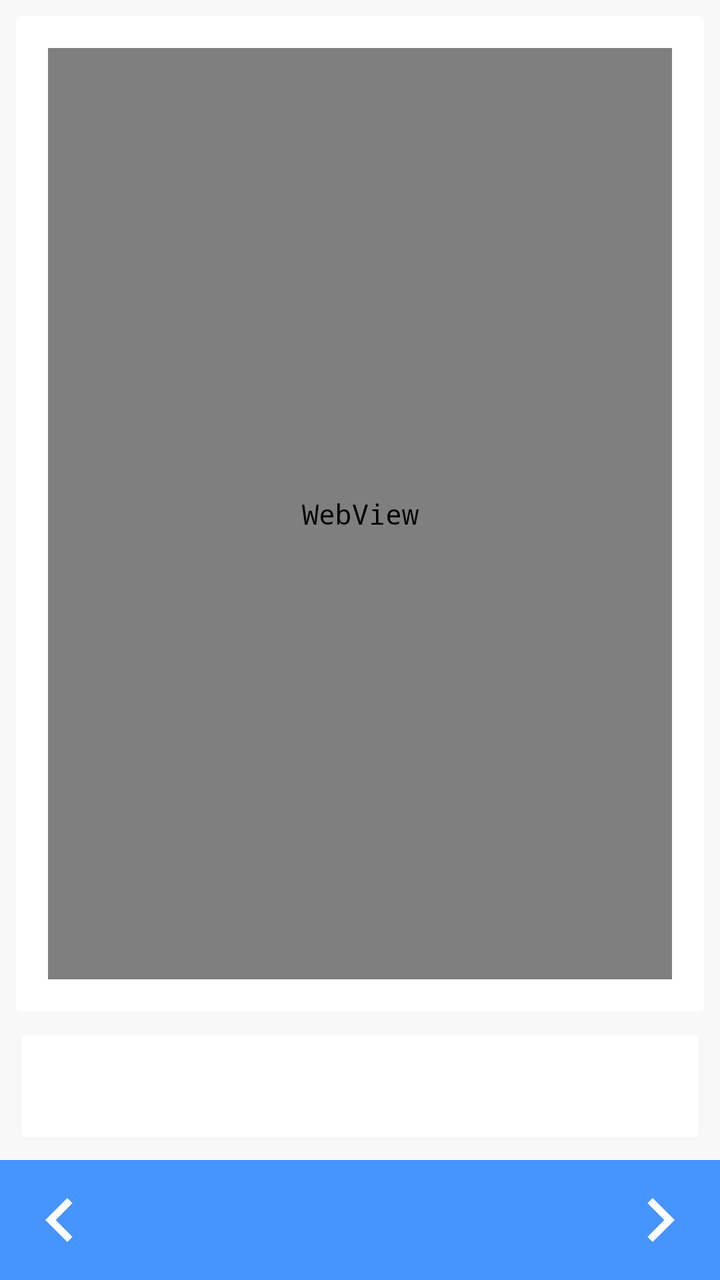
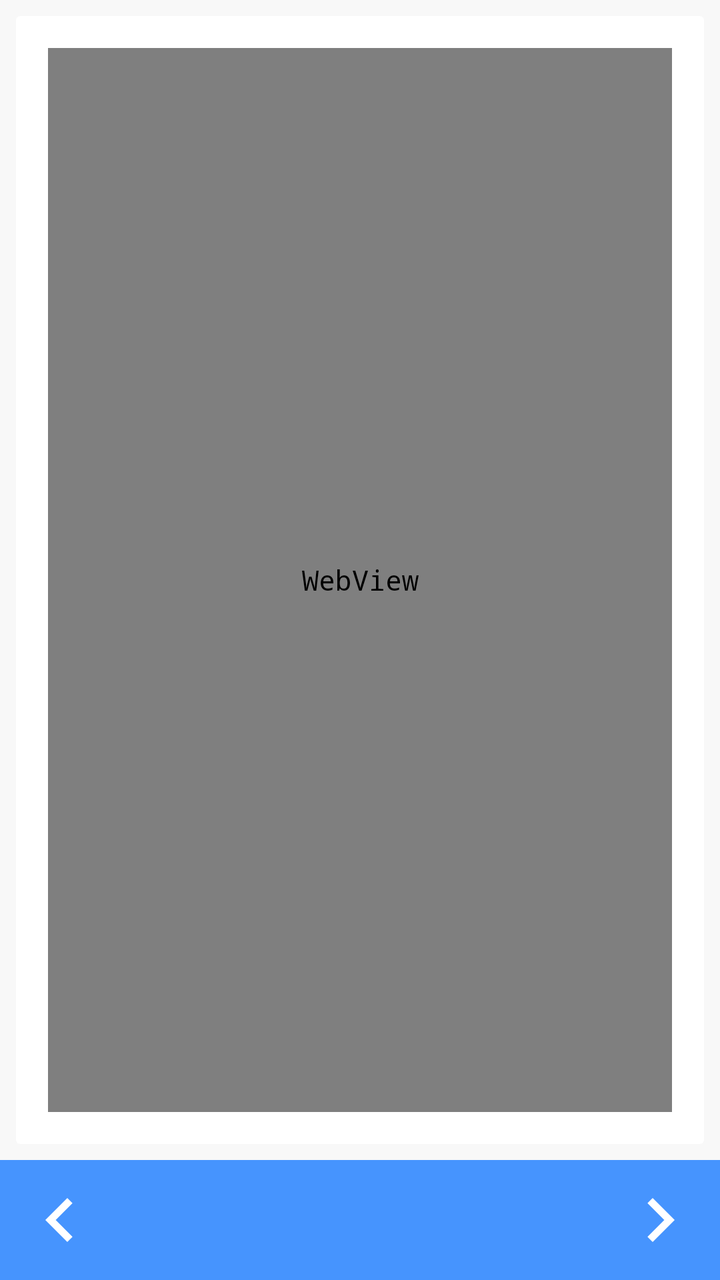

Two renders of the same Android screen: before a commit and after it. Below are the layout's source before the change and the commit's diff.
<!-- AndroidManifest.xml: application theme AppTheme -->
<!-- res/layout/content_text_viewer.xml -->
<?xml version="1.0" encoding="utf-8"?>
<android.support.constraint.ConstraintLayout
    xmlns:android="http://schemas.android.com/apk/res/android"
    xmlns:app="http://schemas.android.com/apk/res-auto"
    xmlns:tools="http://schemas.android.com/tools"
    xmlns:card_view="http://schemas.android.com/apk/res-auto"
    android:layout_width="match_parent"
    android:layout_height="match_parent"
    app:layout_behavior="@string/appbar_scrolling_view_behavior"
    tools:context="org.masaha.rejalalhadith.ui.viewer.TextViewer"
    android:background="@color/grey"
    tools:showIn="@layout/activity_text_viewer"
    >

    <android.support.v7.widget.CardView
        android:layout_width="match_parent"
        android:layout_height="0dp"
        android:layout_margin="8dp"
        android:layout_marginTop="8dp"
        app:layout_constraintBottom_toTopOf="@+id/cardView"
        app:layout_constraintTop_toTopOf="parent"
        card_view:cardElevation="0dp"
        card_view:contentPadding="16dp"
        >

        <WebView
            android:id="@+id/content"
            android:layout_width="match_parent"
            android:layout_height="match_parent"
            />

    </android.support.v7.widget.CardView>

    <android.support.v7.widget.CardView
        android:id="@+id/cardView"
        android:layout_width="match_parent"
        android:layout_height="wrap_content"
        android:layout_margin="8dp"
        app:layout_constraintBottom_toTopOf="@+id/constraintLayout"
        card_view:cardElevation="0dp"
        card_view:cardUseCompatPadding="true"
        card_view:contentPadding="16dp"
        >

        <TextView
            android:id="@+id/name"
            android:layout_width="match_parent"
            android:layout_height="wrap_content"
            android:gravity="start"
            />

    </android.support.v7.widget.CardView>

    <android.support.constraint.ConstraintLayout
        android:id="@+id/constraintLayout"
        android:layout_width="match_parent"
        android:layout_height="wrap_content"
        android:background="@color/colorPrimary"
        android:padding="8dp"
        app:layout_constraintBottom_toBottomOf="parent"
        >

        <ImageButton
            android:id="@+id/nextItem"
            android:layout_width="wrap_content"
            android:layout_height="wrap_content"
            android:background="@null"
            android:src="@drawable/ic_next"
            app:layout_constraintEnd_toEndOf="parent"
            />

        <ImageButton
            android:id="@+id/prevItem"
            android:layout_width="wrap_content"
            android:layout_height="wrap_content"
            android:background="@null"
            android:src="@drawable/ic_back"
            app:layout_constraintStart_toStartOf="parent"
            />
    </android.support.constraint.ConstraintLayout>

</android.support.constraint.ConstraintLayout>
<!-- res/layout/activity_text_viewer.xml (included above) -->
<?xml version="1.0" encoding="utf-8"?>
<android.support.design.widget.CoordinatorLayout
    xmlns:android="http://schemas.android.com/apk/res/android"
    xmlns:app="http://schemas.android.com/apk/res-auto"
    xmlns:tools="http://schemas.android.com/tools"
    android:layout_width="match_parent"
    android:layout_height="match_parent"
    tools:context="org.masaha.rejalalhadith.ui.viewer.TextViewer"
    android:fitsSystemWindows="true"
    >

    <android.support.design.widget.AppBarLayout
        android:layout_width="match_parent"
        android:layout_height="wrap_content"
        android:theme="@style/AppTheme.AppBarOverlay"
        >

        <android.support.v7.widget.Toolbar
            android:id="@+id/toolbar"
            android:layout_width="match_parent"
            android:layout_height="?attr/actionBarSize"
            android:background="?attr/colorPrimary"
            app:popupTheme="@style/AppTheme.PopupOverlay"
            />

    </android.support.design.widget.AppBarLayout>

    <include layout="@layout/content_text_viewer"/>


</android.support.design.widget.CoordinatorLayout>
<!-- resources referenced by this layout -->
<resources>
  <color name="colorPrimary">#4694FE</color>
  <color name="grey">#f8f8f8</color>
  <!-- drawable ic_back (drawable) -->
  <vector android:autoMirrored="true" android:height="44dp"
      android:tint="#FFFFFF" android:viewportHeight="24.0"
      android:viewportWidth="24.0" android:width="44dp" xmlns:android="http://schemas.android.com/apk/res/android">
      <path android:fillColor="#FF000000" android:pathData="M15.41,7.41L14,6l-6,6 6,6 1.41,-1.41L10.83,12z"/>
  </vector>
  <!-- drawable ic_next (drawable) -->
  <vector android:autoMirrored="true" android:height="44dp"
      android:tint="#FFFFFF" android:viewportHeight="24.0"
      android:viewportWidth="24.0" android:width="44dp" xmlns:android="http://schemas.android.com/apk/res/android">
      <path android:fillColor="#FF000000" android:pathData="M10,6L8.59,7.41 13.17,12l-4.58,4.59L10,18l6,-6z"/>
  </vector>
  <style name="AppTheme.AppBarOverlay" parent="ThemeOverlay.AppCompat.Dark.ActionBar" />
  <style name="AppTheme.PopupOverlay" parent="ThemeOverlay.AppCompat.Light" />
  <style name="AppTheme" parent="Theme.AppCompat.Light.DarkActionBar">
          
          <item name="android:typeface">monospace</item>
          <item name="colorPrimary">@color/colorPrimary</item>
          <item name="colorPrimaryDark">@color/colorPrimaryDark</item>
          <item name="colorAccent">@color/colorAccent</item>
      </style>
  <color name="colorPrimaryDark">#4694FE</color>
  <color name="colorAccent">#FF4081</color>
</resources>

<!-- the commit's change to res/layout/content_text_viewer.xml (unified diff, before → after) -->
@@ -40,22 +40,17 @@
         card_view:cardElevation="0dp"
         card_view:cardUseCompatPadding="true"
         card_view:contentPadding="16dp"
+        android:visibility="gone"
         >
-
-        <TextView
-            android:id="@+id/name"
-            android:layout_width="match_parent"
-            android:layout_height="wrap_content"
-            android:gravity="start"
-            />
 
     </android.support.v7.widget.CardView>
 
-    <android.support.constraint.ConstraintLayout
+    <LinearLayout
         android:id="@+id/constraintLayout"
         android:layout_width="match_parent"
         android:layout_height="wrap_content"
         android:background="@color/colorPrimary"
+        android:orientation="horizontal"
         android:padding="8dp"
         app:layout_constraintBottom_toBottomOf="parent"
         >
@@ -65,8 +60,18 @@
             android:layout_width="wrap_content"
             android:layout_height="wrap_content"
             android:background="@null"
-            android:src="@drawable/ic_next"
+            android:src="@drawable/ic_back"
             app:layout_constraintEnd_toEndOf="parent"
+            />
+
+        <TextView
+            android:id="@+id/name"
+            android:layout_width="0dp"
+            android:layout_weight="1"
+            android:layout_height="match_parent"
+            android:gravity="center"
+            android:layout_gravity="center"
+            android:textColor="@color/white"
             />
 
         <ImageButton
@@ -74,10 +79,10 @@
             android:layout_width="wrap_content"
             android:layout_height="wrap_content"
             android:background="@null"
-            android:src="@drawable/ic_back"
+            android:src="@drawable/ic_next"
             app:layout_constraintStart_toStartOf="parent"
             />
-    </android.support.constraint.ConstraintLayout>
+    </LinearLayout>
 
 </android.support.constraint.ConstraintLayout>
 <!-- res/layout/activity_text_viewer.xml (included above) -->
<!-- resource entries referenced after the edit -->
@@ -2,6 +2,7 @@
 <resources>
   <color name="colorPrimary">#4694FE</color>
   <color name="grey">#f8f8f8</color>
+  <color name="white">#FFFFFF</color>
   <!-- drawable ic_back (drawable) -->
   <vector android:autoMirrored="true" android:height="44dp"
       android:tint="#FFFFFF" android:viewportHeight="24.0"
